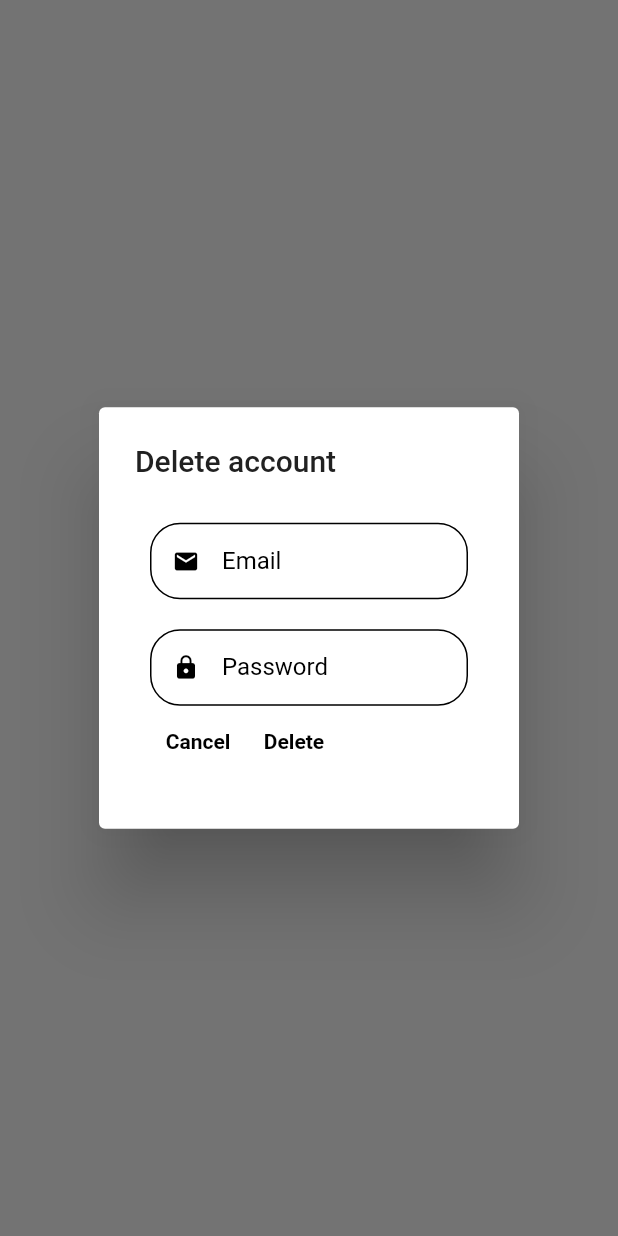
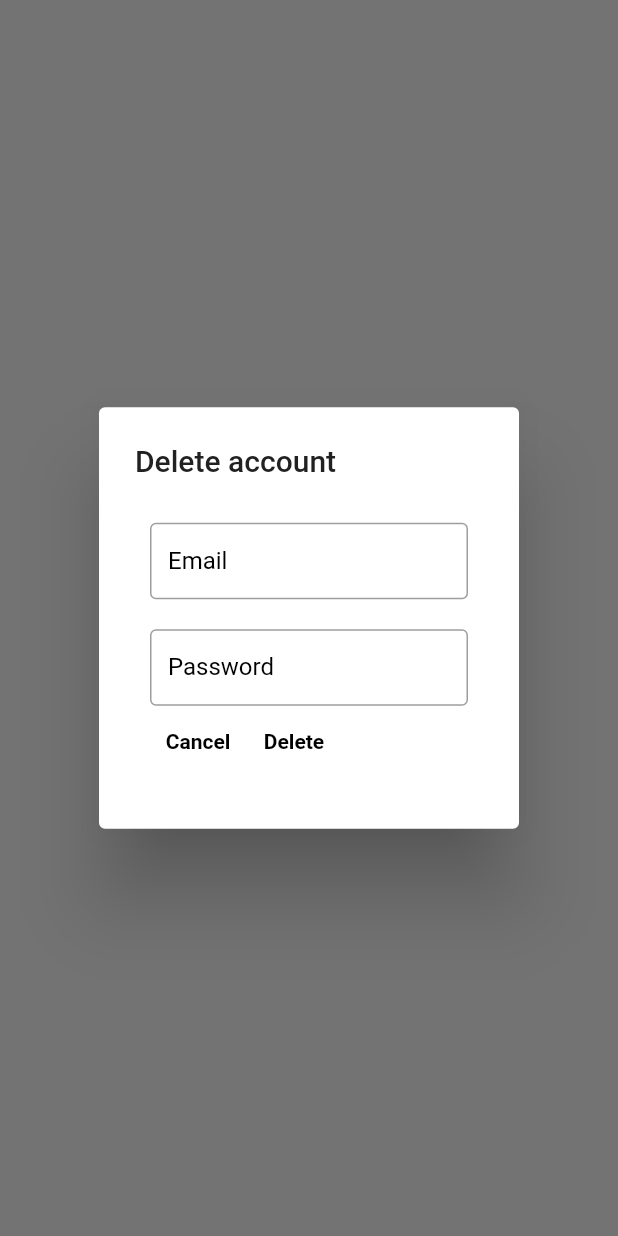
Before and after one commit to StefonGlover/Spotivity, a Flutter app: what accountDeleteAlert() shows on an empty page, opened directly, on a phone screen of 412 x 824 dp. Run offline on Flutter 3.47's test engine with Material 2 defaults, Android fonts, the phone set to English and light mode, and no system bars; our stand-ins replace audioplayers, cloud_firestore, firebase_auth, firebase_core, firebase_storage, flutter_dotenv and 3 more; missing offline and left inert: spotify; accounts and stored records are empty; network calls fail.

Commit message:
Updated the login and security widget.

```diff
--- a/lib/widgets/delete_account_alert.dart
+++ b/lib/widgets/Login & Security/delete_account_alert.dart
@@ -7,7 +7,6 @@ import 'package:spotivity/Helpers/validation_methods.dart';
 import 'package:spotivity/views/login_view.dart';
 
 Future accountDeleteAlert(BuildContext context) {
-
   //Controllers to catch user's inputs
   TextEditingController _emailField = TextEditingController();
   TextEditingController _passwordField = TextEditingController();
@@ -18,8 +17,8 @@ Future accountDeleteAlert(BuildContext context) {
     builder: (BuildContext context) {
       return AlertDialog(
         scrollable: true,
-        title: Text('Delete account',
-            style: TextStyle(color: Colors.grey[900])),
+        title:
+            Text('Delete account', style: TextStyle(color: Colors.grey[900])),
         content: Padding(
           padding: const EdgeInsets.all(10),
           child: Form(
@@ -35,22 +34,16 @@ Future accountDeleteAlert(BuildContext context) {
                   autocorrect: false,
                   controller: _emailField,
                   style: const TextStyle(color: Colors.black),
-                  decoration: InputDecoration(
+                  decoration: const InputDecoration(
                       labelText: 'Email',
-                      labelStyle: const TextStyle(color: Colors.black),
+                      labelStyle: TextStyle(color: Colors.black),
                       isDense: true,
-                      hintStyle: const TextStyle(
+                      hintStyle: TextStyle(
                         color: Colors.black,
                       ),
-                      prefixIcon: const Icon(
-                        Icons.email,
-                        color: Colors.black,
-                      ),
-                      enabledBorder: OutlineInputBorder(
-                          borderSide: const BorderSide(
-                            color: Colors.black,
-                          ),
-                          borderRadius: BorderRadius.circular(20))),
+                      border: OutlineInputBorder(
+                        borderSide: BorderSide(color: Colors.black),
+                      )),
                 ),
                 const SizedBox(height: 20),
                 TextFormField(
@@ -63,29 +56,22 @@ Future accountDeleteAlert(BuildContext context) {
                   controller: _passwordField,
                   obscureText: true,
                   style: const TextStyle(color: Colors.black),
-                  decoration: InputDecoration(
+                  decoration: const InputDecoration(
                       labelText: 'Password',
-                      labelStyle: const TextStyle(color: Colors.black),
+                      labelStyle: TextStyle(color: Colors.black),
                       isDense: true,
-                      hintStyle: const TextStyle(
+                      hintStyle: TextStyle(
                         color: Colors.black,
                       ),
-                      prefixIcon: const Icon(
-                        Icons.lock,
-                        color: Colors.black,
-                      ),
-                      enabledBorder: OutlineInputBorder(
-                          borderSide: const BorderSide(
-                            color: Colors.black,
-                          ),
-                          borderRadius: BorderRadius.circular(20))),
+                      border: OutlineInputBorder(
+                        borderSide: BorderSide(color: Colors.black),
+                      )),
                 ),
                 Row(
                   children: [
                     TextButton(
                         onPressed: () =>
-                            Navigator.of(context, rootNavigator: true)
-                                .pop(),
+                            Navigator.of(context, rootNavigator: true).pop(),
                         child: const Text('Cancel',
                             style: TextStyle(
                                 color: Colors.black,
@@ -96,8 +82,8 @@ Future accountDeleteAlert(BuildContext context) {
                         if (_formKey.currentState!.validate()) {
                           if (await Authentication().userReauthenticated(
                               _emailField.text, _passwordField.text)) {
-                            var collection = FirebaseFirestore.instance
-                                .collection('users');
+                            var collection =
+                                FirebaseFirestore.instance.collection('users');
                             await collection
                                 .doc(FirebaseAuth.instance.currentUser!.uid)
                                 .delete();
@@ -107,8 +93,7 @@ Future accountDeleteAlert(BuildContext context) {
                             _emailField.clear();
                             _passwordField.clear();
 
-                            Navigator.of(context, rootNavigator: true)
-                                .pop();
+                            Navigator.of(context, rootNavigator: true).pop();
 
                             Navigator.push(
                                 context,
@@ -117,16 +102,15 @@ Future accountDeleteAlert(BuildContext context) {
                           } else {
                             ScaffoldMessenger.of(context).showSnackBar(
                                 const SnackBar(
-                                    content: Text(
-                                        'Incorrect email or password')));
+                                    content:
+                                        Text('Incorrect email or password')));
                           }
                         }
                       },
                       child: const Text(
                         'Delete',
                         style: TextStyle(
-                            color: Colors.black,
-                            fontWeight: FontWeight.bold),
+                            color: Colors.black, fontWeight: FontWeight.bold),
                       ),
                     ),
                   ],
--- a/lib/widgets/profile_builder.dart
+++ b/lib/widgets/profile_builder.dart
@@ -6,7 +6,7 @@ import 'package:spotivity/Helpers/validation_methods.dart';
 import 'package:spotivity/main.dart';
 
 import 'Login & Security/login_security.dart';
-import 'delete_account_alert.dart';
+import 'Login & Security/delete_account_alert.dart';
 
 class ProfileBuilder extends StatefulWidget {
   @override
@@ -44,7 +44,8 @@ class _ProfileBuilderState extends State<ProfileBuilder> {
             } else {
               final data = snapshot.requireData;
 
-              return Column(
+              return SingleChildScrollView(
+                child: Column(
                   children: [
                     Container(
                       margin: const EdgeInsets.all(10),
@@ -69,6 +70,7 @@ class _ProfileBuilderState extends State<ProfileBuilder> {
                       ),
                     ),
                   ],
+                ),
               );
             }
           }),
```
Also changed, not shown: lib/widgets/Login & Security/login_security.dart (+48 -9 lines). Lines whose indentation alone changed are shown as unchanged.
